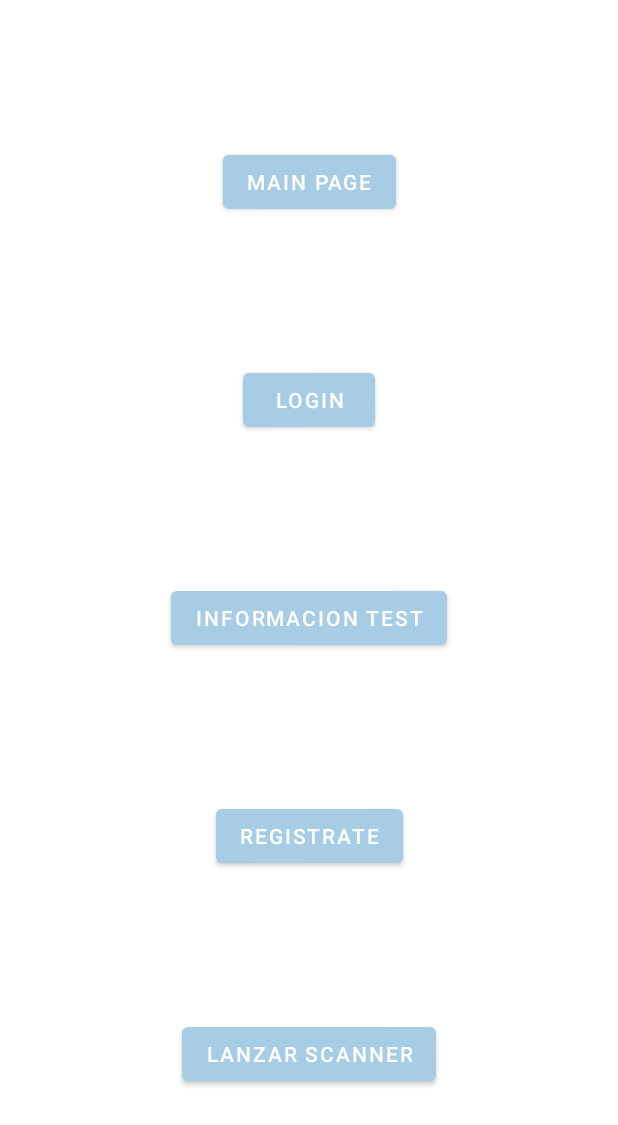
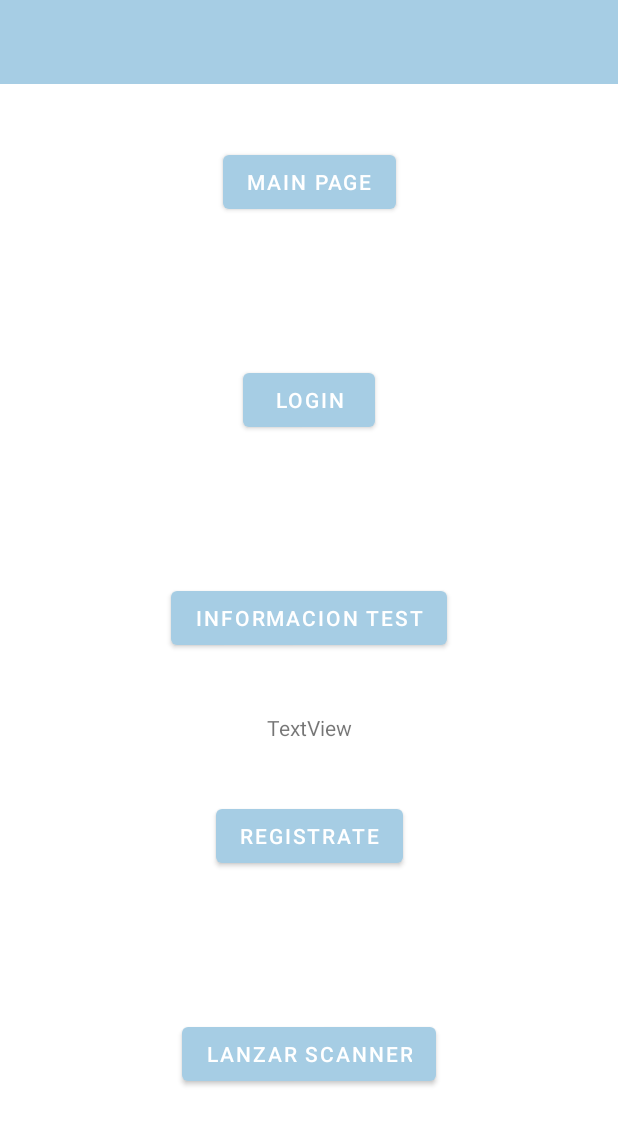
Before and after one commit to PelochoMcPollo/Proyecto_3a, an Android app: the screen it shows after launch (MainActivity), on a phone screen of 412 x 824 dp. Shown: the top 1125 px of the screen. Run offline under Robolectric (Android 15) with nearby library versions, the phone set to English and light mode, and no system bars; our stand-ins replace Volley; libraries missing offline, so code that uses them is left out: com.google.zxing.integration.

Commit message:
los toolbars : todavia no esta completo

```diff
--- a/app/src/main/AndroidManifest.xml
+++ b/app/src/main/AndroidManifest.xml
@@ -8,7 +8,6 @@
     <uses-permission android:name="android.permission.INTERNET" />
     <uses-permission android:name="android.permission.BLUETOOTH_CONNECT" />
     <uses-permission android:name="android.permission.INTERNET" />
-
 
 
 
@@ -47,7 +46,10 @@
             </intent-filter>
         </activity>
         <activity android:name=".LoginActivity"
-            android:theme="@style/Theme.Proyecto_3a"/>
+            android:theme="@style/Theme.Proyecto_3a"
+            android:exported="true">
+
+        </activity>
         <activity android:name=".Perfil"
             android:theme="@style/Theme.Proyecto_3a"/>
 
--- a/app/src/main/res/layout/activity_main.xml
+++ b/app/src/main/res/layout/activity_main.xml
@@ -1,10 +1,21 @@
 <?xml version="1.0" encoding="utf-8"?>
+
 <androidx.constraintlayout.widget.ConstraintLayout xmlns:android="http://schemas.android.com/apk/res/android"
     xmlns:app="http://schemas.android.com/apk/res-auto"
     xmlns:tools="http://schemas.android.com/tools"
     android:layout_width="match_parent"
     android:layout_height="match_parent"
     tools:context=".MainActivity">
+
+
+    <androidx.appcompat.widget.Toolbar
+        android:id="@+id/toolbar"
+        android:layout_width="match_parent"
+        android:layout_height="?attr/actionBarSize"
+        android:background="?attr/colorPrimary"
+        app:layout_constraintEnd_toEndOf="parent"
+        app:layout_constraintStart_toStartOf="parent"
+        app:layout_constraintTop_toTopOf="parent" />
 
     <TextView
         android:id="@+id/CO2"
@@ -81,4 +92,14 @@
         app:layout_constraintStart_toStartOf="parent"
         app:layout_constraintTop_toTopOf="parent" />
 
+    <TextView
+        android:id="@+id/distanciavalue"
+        android:layout_width="wrap_content"
+        android:layout_height="wrap_content"
+        android:text="TextView"
+        app:layout_constraintBottom_toTopOf="@+id/button2"
+        app:layout_constraintEnd_toEndOf="parent"
+        app:layout_constraintStart_toStartOf="parent"
+        app:layout_constraintTop_toBottomOf="@+id/informacion" />
+
 </androidx.constraintlayout.widget.ConstraintLayout>
--- a/app/src/main/res/layout/editar_perfil.xml
+++ b/app/src/main/res/layout/editar_perfil.xml
@@ -3,6 +3,8 @@
     xmlns:tools="http://schemas.android.com/tools"
     android:layout_width="match_parent"
     android:layout_height="match_parent">
+
+
 
     <ImageView
         android:id="@+id/imageView14"
--- /dev/null
+++ b/app/src/main/res/menu/menu.xml
@@ -0,0 +1,31 @@
+<?xml version="1.0" encoding="utf-8"?>
+
+<menu xmlns:android="http://schemas.android.com/apk/res/android"
+    xmlns:app="http://schemas.android.com/apk/res-auto"
+    xmlns:tools="http://schemas.android.com/tools"
+    android:id="@+id/toolbar"
+    android:layout_width="match_parent"
+    android:layout_height="match_parent"
+    android:background="#A6CDE4"
+    tools:context=".MainActivity">
+
+    <item
+        android:id="@+id/acercaDe"
+        android:icon="@android:drawable/ic_menu_preferences"
+        android:orderInCategory="5"
+        android:title="Acerca de"
+        app:showAsAction="ifRoom" />
+    <item
+        android:id="@+id/descubrir"
+        android:icon="@android:drawable/ic_menu_preferences"
+        android:orderInCategory="5"
+        android:title="Descuubrir"
+        app:showAsAction="ifRoom" />
+    <item
+        android:id="@+id/menu_perfil"
+        android:icon="@drawable/logo"
+        android:orderInCategory="115"
+        android:title="Buscar"
+        app:showAsAction="always|collapseActionView" />
+
+</menu>
```
Also changed, not shown: app/src/main/java/org/example/eoliiri/proyecto_3a/MainActivity.java (+34 -0 lines), app/src/main/res/values/styles.xml (+13 -0 lines).
